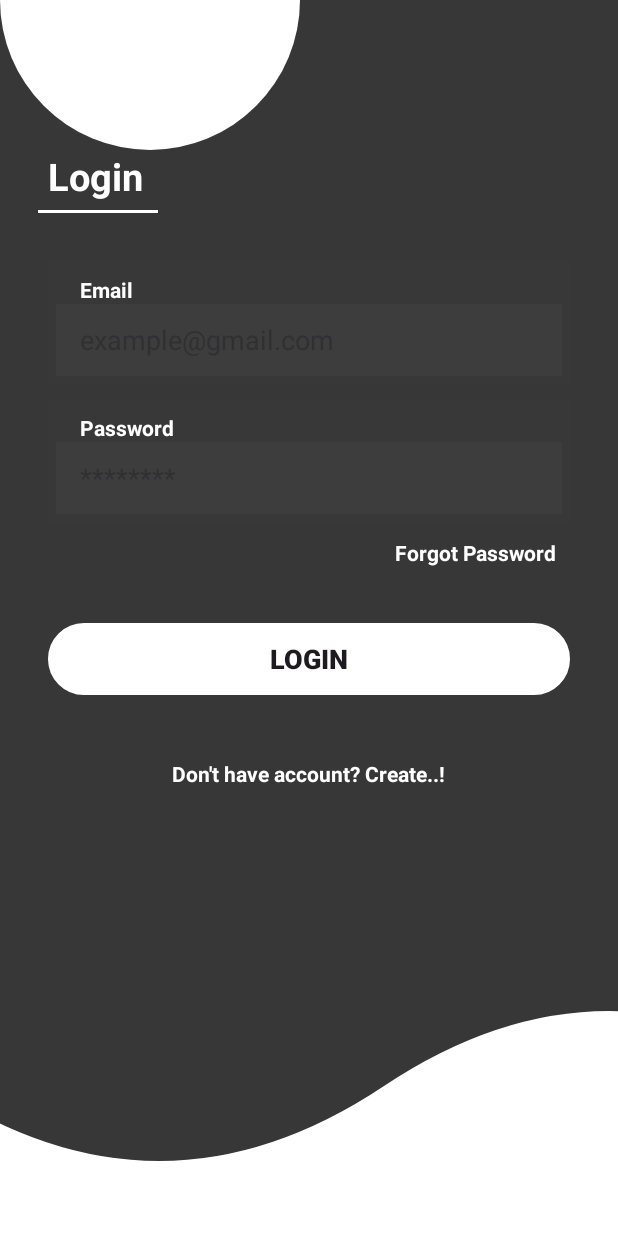
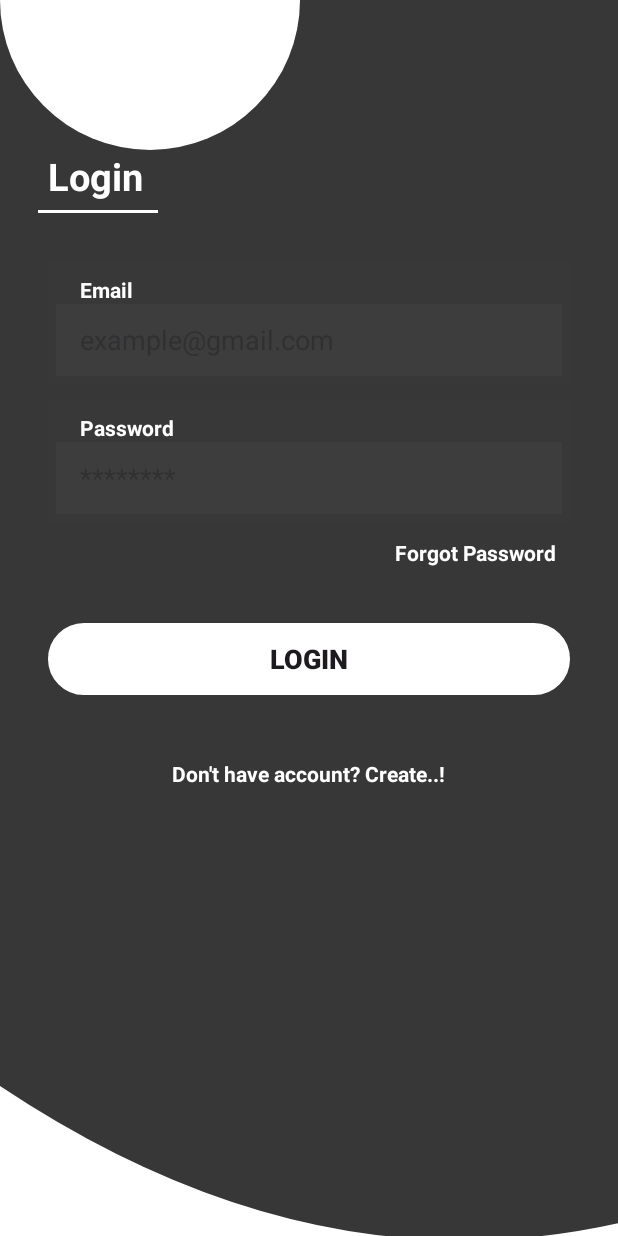
Before and after one commit to gyltenesfishta/Mobile-Project, an Android app: the screen it shows after launch (LoginActivity), on a phone screen of 412 x 824 dp. Run offline under Robolectric (Android 15) with nearby library versions, the phone set to English and light mode, and no system bars.

Commit message:
Login page në Android Studio me dizajn dhe funksionalitet të plotë

```diff
--- a/app/src/main/res/drawable/vector_one.xml
+++ b/app/src/main/res/drawable/vector_one.xml
@@ -1,8 +1,8 @@
 <?xml version="1.0" encoding="utf-8"?>
 <vector xmlns:android="http://schemas.android.com/apk/res/android"
-    android:width="500dp"
+    android:width="200dp"
     android:height="200dp"
-    android:viewportWidth="500"
+    android:viewportWidth="200"
     android:viewportHeight="200">
     <path
         android:fillColor="#FFFFFF"
```
